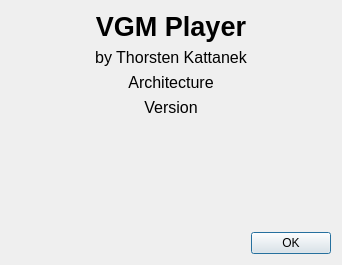
This is src/about_window.ui in ThKattanek/vgm_player as Qt 5 draws it before an edit. The edited form follows.
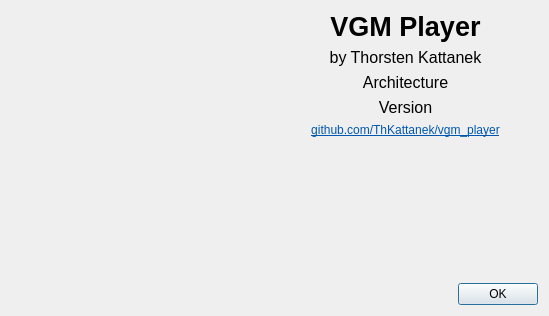
This is the edited form. Icons and pictures are not drawn.

Commit message: added logo and link to github in the about window

Patch:
```diff
--- a/src/about_window.ui
+++ b/src/about_window.ui
@@ -6,8 +6,8 @@
    <rect>
     <x>0</x>
     <y>0</y>
-    <width>342</width>
-    <height>265</height>
+    <width>549</width>
+    <height>316</height>
    </rect>
   </property>
   <property name="windowTitle">
@@ -15,6 +15,35 @@
   </property>
   <layout class="QVBoxLayout" name="verticalLayout">
    <item>
+    <layout class="QHBoxLayout" name="horizontalLayout">
+     <item>
+      <widget class="QWidget" name="widget" native="true">
+       <property name="minimumSize">
+        <size>
+         <width>256</width>
+         <height>256</height>
+        </size>
+       </property>
+       <property name="maximumSize">
+        <size>
+         <width>256</width>
+         <height>256</height>
+        </size>
+       </property>
+       <property name="baseSize">
+        <size>
+         <width>256</width>
+         <height>256</height>
+        </size>
+       </property>
+       <property name="styleSheet">
+        <string notr="true">background-image: url(:/logo/images/vgm_plyer_logo_256.png);</string>
+       </property>
+      </widget>
+     </item>
+     <item>
+      <layout class="QVBoxLayout" name="verticalLayout_2">
+       <item>
     <widget class="QLabel" name="label">
      <property name="font">
       <font>
@@ -74,6 +103,36 @@
       <set>Qt::AlignCenter</set>
      </property>
     </widget>
+       </item>
+       <item>
+        <widget class="QLabel" name="label_3">
+         <property name="text">
+          <string>&lt;html&gt;&lt;head/&gt;&lt;body&gt;&lt;p&gt;&lt;a href=&quot;https://github.com/ThKattanek/vgm_player&quot;&gt;&lt;span style=&quot; text-decoration: underline; color:#0057ae;&quot;&gt;github.com/ThKattanek/vgm_player&lt;/span&gt;&lt;/a&gt;&lt;/p&gt;&lt;/body&gt;&lt;/html&gt;</string>
+         </property>
+         <property name="alignment">
+          <set>Qt::AlignCenter</set>
+         </property>
+         <property name="openExternalLinks">
+          <bool>true</bool>
+         </property>
+        </widget>
+       </item>
+       <item>
+        <spacer name="verticalSpacer_2">
+         <property name="orientation">
+          <enum>Qt::Vertical</enum>
+         </property>
+         <property name="sizeHint" stdset="0">
+          <size>
+           <width>20</width>
+           <height>40</height>
+          </size>
+         </property>
+        </spacer>
+       </item>
+      </layout>
+     </item>
+    </layout>
    </item>
    <item>
     <spacer name="verticalSpacer">
```
Lines whose indentation alone changed are shown as unchanged. The commit also changes 1 other file.
